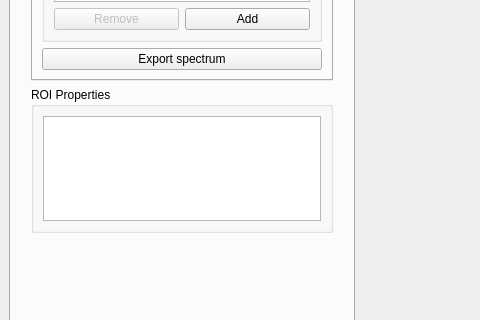
The window that mantidimaging/gui/ui/spectrum_viewer.ui (mantidproject/mantidimaging) describes before a commit, drawn with Qt 5; both pictures show x 0 to 480 and y 493 to 813 of the 1001 by 908 pixel window.
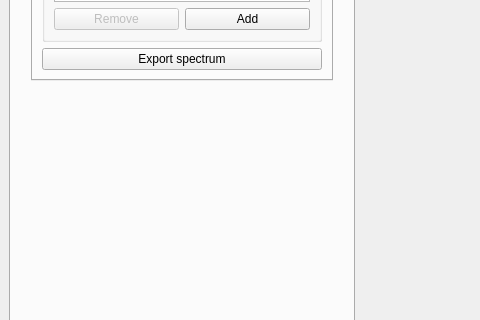
The same window after the commit. Custom widgets are drawn as their Qt base class.

Commit message:
Redo ROIPropertiesTableWidget layout with a UI file
Define layout with a grid layout instead of a table

The edit to the form file:
```diff
--- a/mantidimaging/gui/ui/spectrum_viewer.ui
+++ b/mantidimaging/gui/ui/spectrum_viewer.ui
@@ -407,44 +407,7 @@
           </widget>
          </item>
          <item>
-          <widget class="QGroupBox" name="roiPropertiesGroupBox">
-           <property name="sizePolicy">
-            <sizepolicy hsizetype="Expanding" vsizetype="Expanding">
-             <horstretch>0</horstretch>
-             <verstretch>0</verstretch>
-            </sizepolicy>
-           </property>
-           <property name="maximumSize">
-            <size>
-             <width>16777215</width>
-             <height>200</height>
-            </size>
-           </property>
-           <property name="title">
-            <string>ROI Properties</string>
-           </property>
-           <layout class="QVBoxLayout" name="verticalLayout_7">
-            <item>
-             <widget class="QTableWidget" name="roiPropertiesTableWidget">
-              <property name="sizePolicy">
-               <sizepolicy hsizetype="Expanding" vsizetype="Expanding">
-                <horstretch>0</horstretch>
-                <verstretch>0</verstretch>
-               </sizepolicy>
-              </property>
-              <property name="maximumSize">
-               <size>
-                <width>16777215</width>
-                <height>200</height>
-               </size>
-              </property>
-              <property name="sizeAdjustPolicy">
-               <enum>QAbstractScrollArea::AdjustToContentsOnFirstShow</enum>
-              </property>
-             </widget>
-            </item>
-           </layout>
-          </widget>
+          <widget class="ROIPropertiesTableWidget" name="roi_properties_widget" native="true"/>
          </item>
          <item>
           <widget class="QWidget" name="experimentSetupGroupBox" native="true"/>
@@ -549,6 +512,12 @@
    <extends>QTableView</extends>
    <header>mantidimaging.gui.windows.spectrum_viewer.view</header>
   </customwidget>
+  <customwidget>
+   <class>ROIPropertiesTableWidget</class>
+   <extends>QWidget</extends>
+   <header>mantidimaging.gui.windows.spectrum_viewer.view</header>
+   <container>1</container>
+  </customwidget>
  </customwidgets>
  <resources/>
  <connections/>
```
The commit also changes 4 other files.
